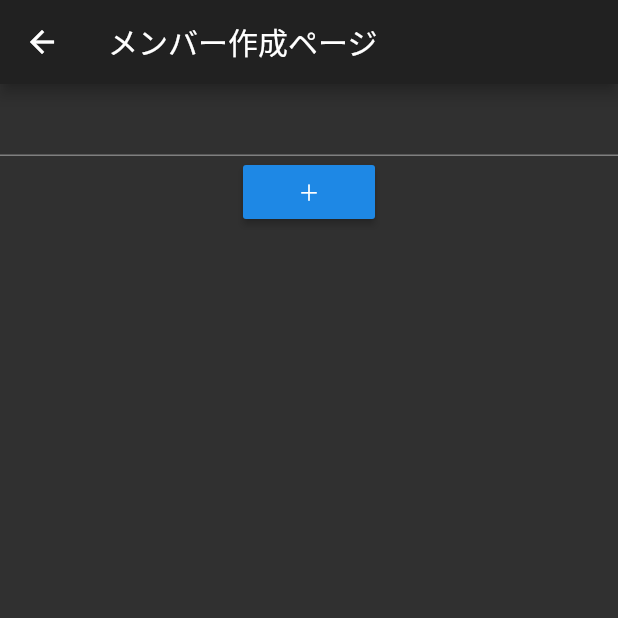
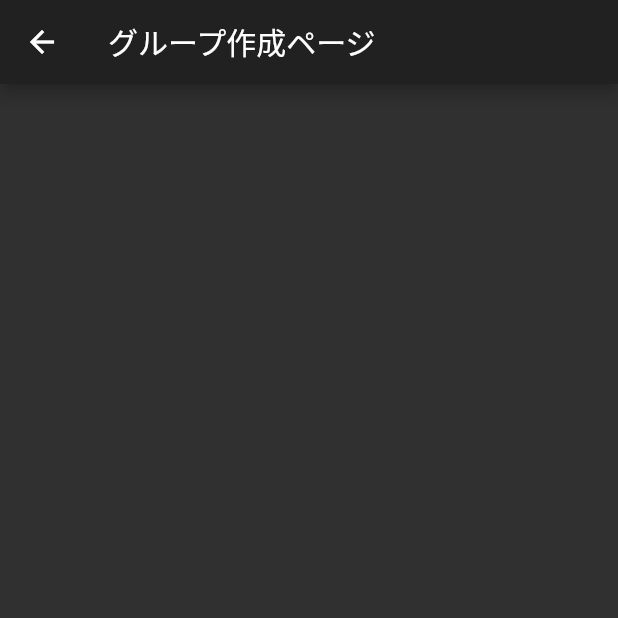
Before and after one commit to emusute1212/makasete_choice_cross_platform, a Flutter app: the screen it shows after launch, after a tap on "グループ作成", on a phone screen of 412 x 824 dp, the top half of it. Run offline on Flutter 3.47's test engine with Material 2 defaults, Android fonts, the phone set to English and light mode, and no system bars.

Commit message:
feat: グループ作成ページを表示できるようにした。

```diff
--- a/lib/main.dart
+++ b/lib/main.dart
@@ -1,5 +1,6 @@
 import 'package:flutter/material.dart';
 import 'package:makasete_choice_cross_platform/view/home.dart';
+import 'package:makasete_choice_cross_platform/view/make_group.dart';
 import 'package:makasete_choice_cross_platform/view/make_members.dart';
 
 void main() => runApp(MyApp());
@@ -14,6 +15,8 @@ class MyApp extends StatelessWidget {
         routes: <String, WidgetBuilder>{
           '/make_members': (BuildContext context) =>
               MakeMembersPage(title: 'メンバー作成ページ'),
+          '/make_group': (BuildContext context) =>
+              MakeGroupPage(title: 'グループ作成ページ'),
         });
   }
 }
--- a/lib/view/home.dart
+++ b/lib/view/home.dart
@@ -28,7 +28,7 @@ class _MyHomePageState extends State<MyHomePage> {
             RaisedButton(
               child: Text('グループ作成'),
               onPressed: () {
-                Navigator.of(context).pushNamed('/make_members');
+                Navigator.of(context).pushNamed('/make_group');
               },
             ),
           ],
```
